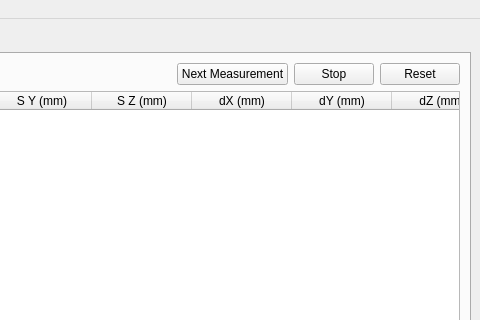
Above: ADEPO/ATLAS_BCAM.ui from CERN/atlas-adepo before the change; both pictures show x 829 to 1309 and y 0 to 320 of the 1309 by 747 pixel window. Below: the same form after it.
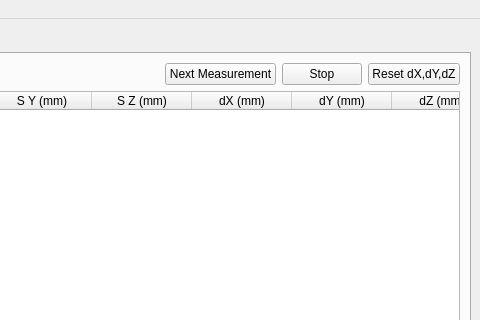
That is the form after the change. Icons and pictures are not drawn.

Diff of the .ui file:
```diff
--- a/ADEPO/ATLAS_BCAM.ui
+++ b/ADEPO/ATLAS_BCAM.ui
@@ -486,7 +486,7 @@
             <item>
              <widget class="QPushButton" name="reset">
               <property name="text">
-               <string>Reset</string>
+               <string>Reset dX,dY,dZ</string>
               </property>
              </widget>
             </item>
```
Left out of the diff: 2 changed lines with no effect on the pictures.
